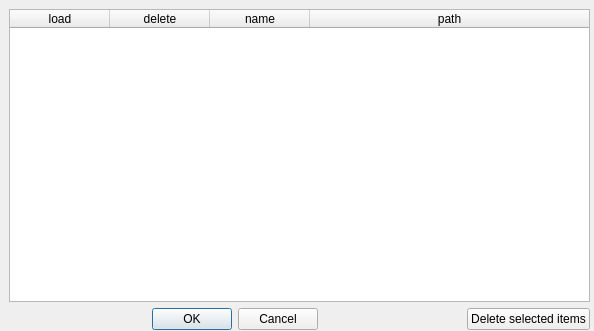
First picture: the form in cedar/processing/gui/PluginManagerDialog.ui, repository cedar/cedar, before the edit.
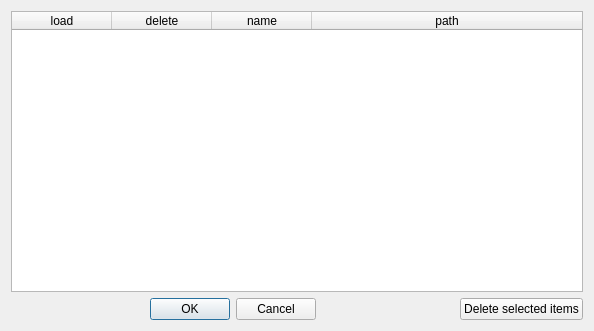
Second picture: the form after the edit.

Commit message: Fixed the layout issue in the plugin manager.

The edit to the form file:
```diff
--- a/cedar/processing/gui/PluginManagerDialog.ui
+++ b/cedar/processing/gui/PluginManagerDialog.ui
@@ -13,15 +13,8 @@
   <property name="windowTitle">
    <string>Dialog</string>
   </property>
-  <widget class="QWidget" name="">
-   <property name="geometry">
-    <rect>
-     <x>9</x>
-     <y>9</y>
-     <width>581</width>
-     <height>321</height>
-    </rect>
-   </property>
+  <layout class="QVBoxLayout" name="verticalLayout">
+   <item>
    <layout class="QGridLayout" name="gridLayout">
     <item row="0" column="0">
      <widget class="QTableWidget" name="mpPluginList">
@@ -81,7 +74,8 @@
      </layout>
     </item>
    </layout>
-  </widget>
+   </item>
+  </layout>
  </widget>
  <resources/>
  <connections>
```
Lines whose indentation alone changed are shown as unchanged.
